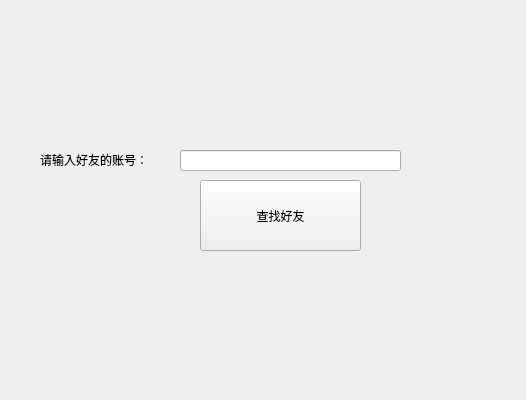
The window that ChatRoom/mainwindowuser.ui (AnsrM/Chat-Project) describes before a commit, drawn with Qt 5; both pictures show x 0 to 526 and y 180 to 580 of the 526 by 580 pixel window.
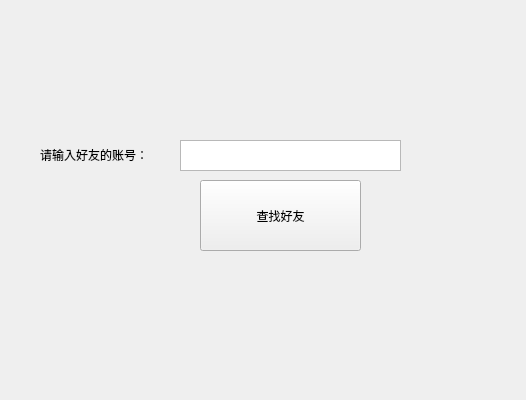
The same window after the commit.

What changed in the file:
```diff
--- a/ChatRoom/mainwindowuser.ui
+++ b/ChatRoom/mainwindowuser.ui
@@ -126,20 +126,20 @@
      <x>40</x>
      <y>320</y>
      <width>131</width>
-     <height>41</height>
+     <height>31</height>
     </rect>
    </property>
    <property name="text">
     <string>&lt;html&gt;&lt;head/&gt;&lt;body&gt;&lt;p&gt;请输入好友的账号：&lt;/p&gt;&lt;/body&gt;&lt;/html&gt;</string>
    </property>
   </widget>
-  <widget class="QLineEdit" name="text_friendaccount">
+  <widget class="QTextEdit" name="textEdit_friend">
    <property name="geometry">
     <rect>
      <x>180</x>
-     <y>330</y>
+     <y>320</y>
      <width>221</width>
-     <height>21</height>
+     <height>31</height>
     </rect>
    </property>
   </widget>
```
Left out of the diff: 2 changed lines with no effect on the pictures.
